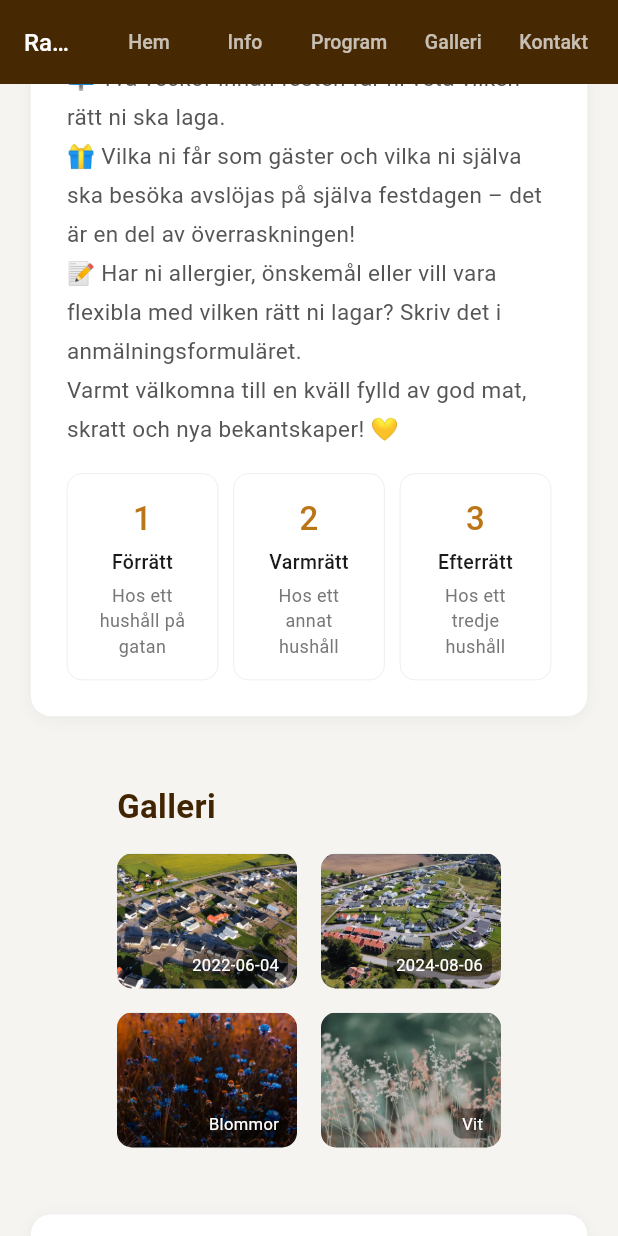
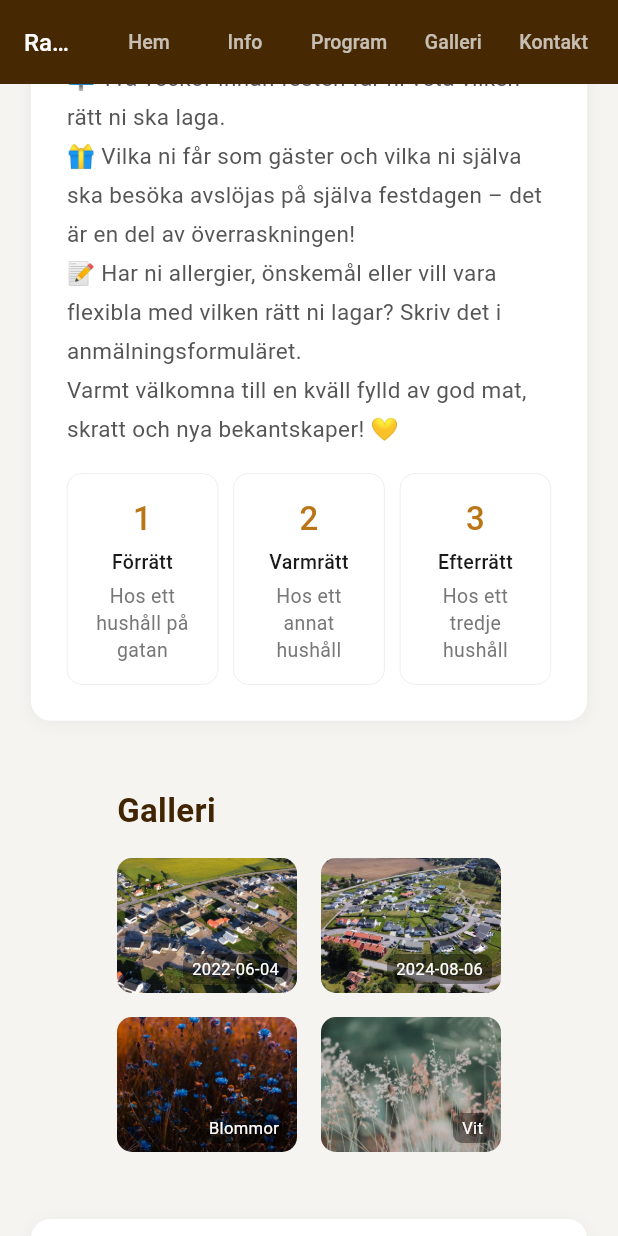
Before and after one commit to nellyolofsson/rapsvagen, a Flutter app: the screen it shows after launch, scrolled down 1152 dp, on a phone screen of 412 x 824 dp. Run offline on Flutter 3.47's test engine with Material 3 defaults, Android fonts, the phone set to English and light mode, and no system bars.

Commit message:
Update home.dart

```diff
--- a/rapsvagen/lib/home.dart
+++ b/rapsvagen/lib/home.dart
@@ -467,7 +467,7 @@ class _StepCard extends StatelessWidget {
           desc,
           textAlign: TextAlign.center,
           style: const TextStyle(
-            fontSize: 12,
+            fontSize: 13,
             color: Color(0xFF777777),
             height: 1.4,
           ),
```
